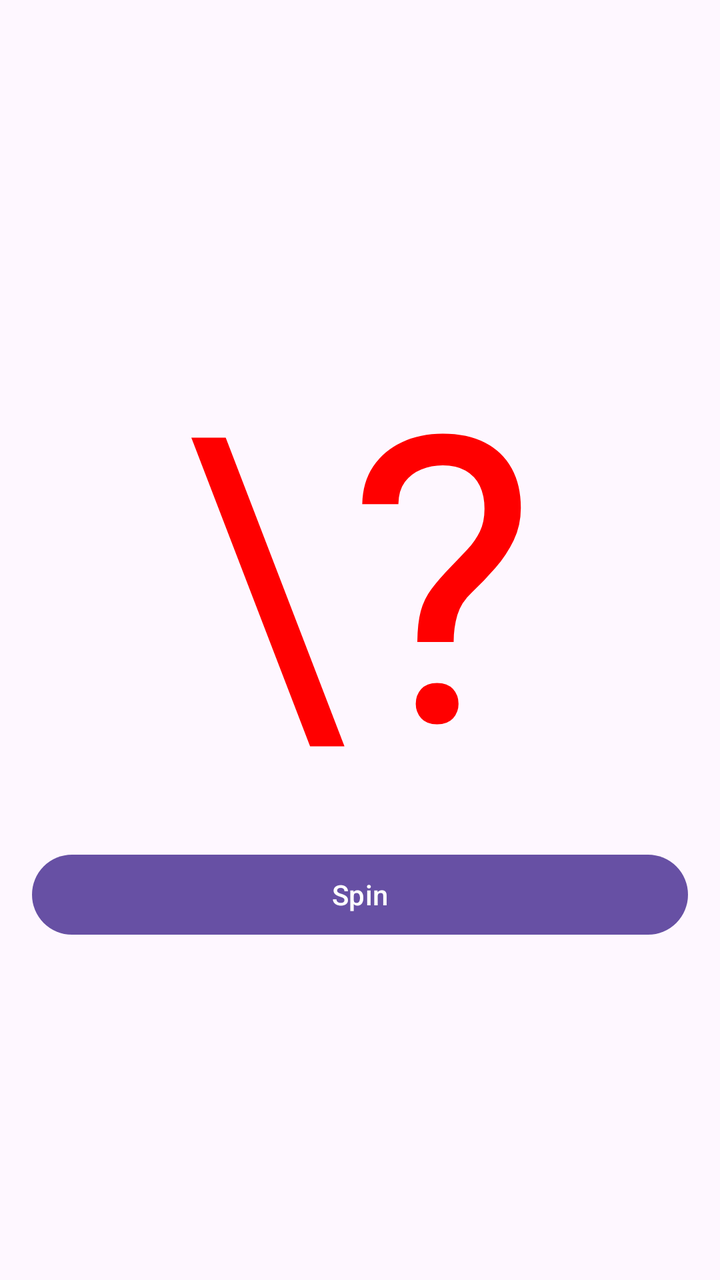
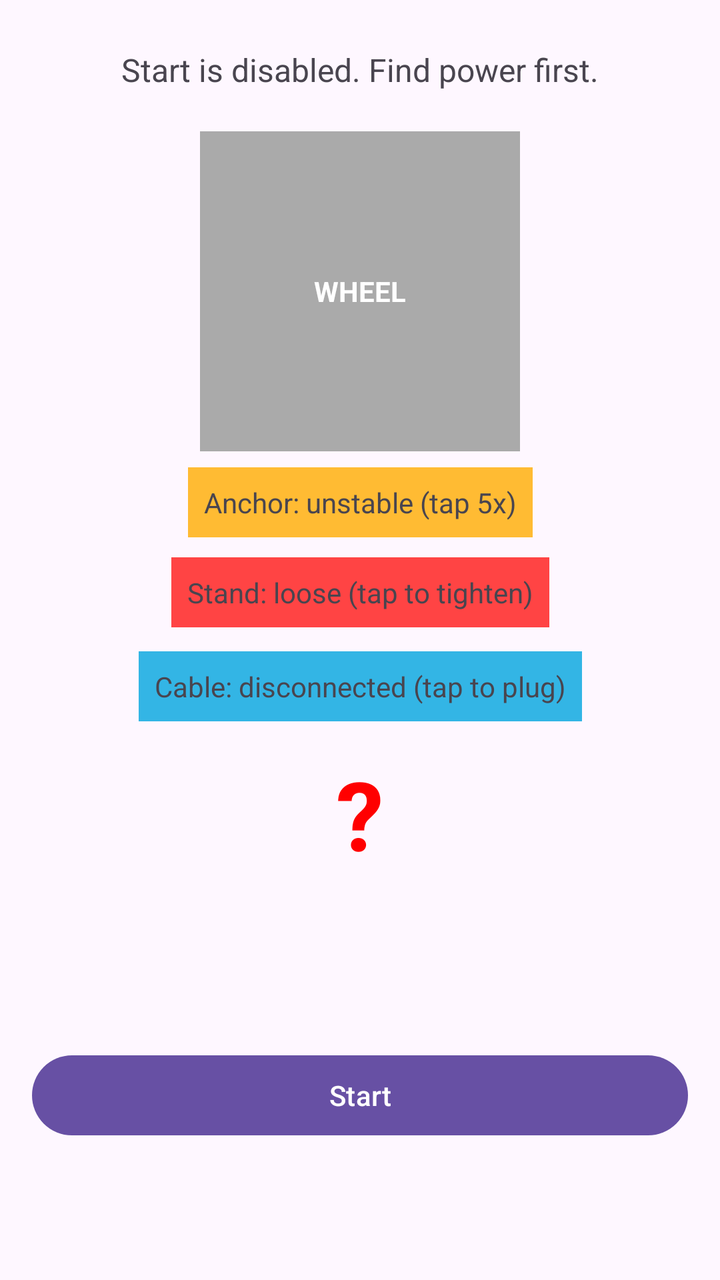

Compare the two renders of this Android layout. The source of the first and the diff that turns it into the second are given below.
<!-- AndroidManifest.xml: application theme Theme.LuckyDraw -->
<!-- res/layout/activity_main.xml -->
<?xml version="1.0" encoding="utf-8"?>
<androidx.constraintlayout.widget.ConstraintLayout xmlns:android="http://schemas.android.com/apk/res/android"
    xmlns:app="http://schemas.android.com/apk/res-auto"
    xmlns:tools="http://schemas.android.com/tools"
    android:id="@+id/main"
    android:layout_width="match_parent"
    android:layout_height="match_parent"
    tools:context=".MainActivity">

    <TextView
        android:id="@+id/luckyNumberTV"
        android:layout_width="wrap_content"
        android:layout_height="wrap_content"
        android:text="\?"
        android:textColor="#ff0000"
        android:textSize="200sp"
        app:layout_constraintBottom_toBottomOf="parent"
        app:layout_constraintEnd_toEndOf="parent"
        app:layout_constraintStart_toStartOf="parent"
        app:layout_constraintTop_toTopOf="parent"
        app:layout_constraintVertical_bias="0.40" />

    <Button
        android:id="@+id/playTV"
        android:layout_width="0dp"
        android:layout_height="wrap_content"
        android:layout_marginStart="16dp"
        android:layout_marginTop="8dp"
        android:layout_marginEnd="16dp"
        android:onClick="play"
        android:text="@string/play_button"
        app:layout_constraintEnd_toEndOf="parent"
        app:layout_constraintHorizontal_bias="0.498"
        app:layout_constraintStart_toStartOf="parent"
        app:layout_constraintTop_toBottomOf="@+id/luckyNumberTV" />
</androidx.constraintlayout.widget.ConstraintLayout>
<!-- resources referenced by this layout -->
<resources>
  <string name="play_button">Spin</string>
  <style name="Theme.LuckyDraw" parent="Base.Theme.LuckyDraw" />
  <style name="Base.Theme.LuckyDraw" parent="Theme.Material3.DayNight.NoActionBar">
          
          
      </style>
</resources>

<!-- the commit's change to res/layout/activity_main.xml (unified diff, before → after) -->
@@ -8,29 +8,99 @@
     tools:context=".MainActivity">
 
     <TextView
+        android:id="@+id/statusTV"
+        android:layout_width="0dp"
+        android:layout_height="wrap_content"
+        android:layout_marginStart="24dp"
+        android:layout_marginTop="24dp"
+        android:layout_marginEnd="24dp"
+        android:gravity="center"
+        android:text="@string/status_no_power"
+        android:textSize="16sp"
+        app:layout_constraintEnd_toEndOf="parent"
+        app:layout_constraintStart_toStartOf="parent"
+        app:layout_constraintTop_toTopOf="parent" />
+
+    <TextView
+        android:id="@+id/wheelTV"
+        android:layout_width="160dp"
+        android:layout_height="160dp"
+        android:layout_marginTop="20dp"
+        android:background="@android:color/darker_gray"
+        android:gravity="center"
+        android:text="@string/wheel_label"
+        android:textColor="@android:color/white"
+        android:textStyle="bold"
+        app:layout_constraintEnd_toEndOf="parent"
+        app:layout_constraintStart_toStartOf="parent"
+        app:layout_constraintTop_toBottomOf="@id/statusTV" />
+
+    <TextView
+        android:id="@+id/anchorTV"
+        android:layout_width="wrap_content"
+        android:layout_height="wrap_content"
+        android:layout_marginTop="8dp"
+        android:background="@android:color/holo_orange_light"
+        android:clickable="true"
+        android:focusable="true"
+        android:padding="8dp"
+        android:text="@string/anchor_unstable"
+        app:layout_constraintEnd_toEndOf="parent"
+        app:layout_constraintStart_toStartOf="parent"
+        app:layout_constraintTop_toBottomOf="@id/wheelTV" />
+
+    <TextView
+        android:id="@+id/standTV"
+        android:layout_width="wrap_content"
+        android:layout_height="wrap_content"
+        android:layout_marginTop="10dp"
+        android:background="@android:color/holo_red_light"
+        android:clickable="true"
+        android:focusable="true"
+        android:padding="8dp"
+        android:text="@string/stand_loose"
+        app:layout_constraintEnd_toEndOf="parent"
+        app:layout_constraintStart_toStartOf="parent"
+        app:layout_constraintTop_toBottomOf="@id/anchorTV" />
+
+    <TextView
+        android:id="@+id/cableTV"
+        android:layout_width="wrap_content"
+        android:layout_height="wrap_content"
+        android:layout_marginTop="12dp"
+        android:background="@android:color/holo_blue_light"
+        android:clickable="true"
+        android:focusable="true"
+        android:padding="8dp"
+        android:text="@string/cable_loose"
+        app:layout_constraintEnd_toEndOf="parent"
+        app:layout_constraintStart_toStartOf="parent"
+        app:layout_constraintTop_toBottomOf="@id/standTV" />
+
+    <TextView
         android:id="@+id/luckyNumberTV"
         android:layout_width="wrap_content"
         android:layout_height="wrap_content"
-        android:text="\?"
+        android:layout_marginTop="14dp"
+        android:text="@string/unknown_result"
         android:textColor="#ff0000"
-        android:textSize="200sp"
-        app:layout_constraintBottom_toBottomOf="parent"
+        android:textSize="48sp"
+        android:textStyle="bold"
         app:layout_constraintEnd_toEndOf="parent"
         app:layout_constraintStart_toStartOf="parent"
-        app:layout_constraintTop_toTopOf="parent"
-        app:layout_constraintVertical_bias="0.40" />
+        app:layout_constraintTop_toBottomOf="@id/cableTV" />
 
     <Button
         android:id="@+id/playTV"
         android:layout_width="0dp"
         android:layout_height="wrap_content"
         android:layout_marginStart="16dp"
-        android:layout_marginTop="8dp"
+        android:layout_marginTop="16dp"
         android:layout_marginEnd="16dp"
         android:onClick="play"
-        android:text="@string/play_button"
+        android:text="@string/start_button"
+        app:layout_constraintBottom_toBottomOf="parent"
         app:layout_constraintEnd_toEndOf="parent"
-        app:layout_constraintHorizontal_bias="0.498"
         app:layout_constraintStart_toStartOf="parent"
         app:layout_constraintTop_toBottomOf="@+id/luckyNumberTV" />
 </androidx.constraintlayout.widget.ConstraintLayout>
<!-- resource entries referenced after the edit -->
@@ -1,6 +1,12 @@
 <!-- resources referenced by this layout -->
 <resources>
-  <string name="play_button">Spin</string>
+  <string name="anchor_unstable">Anchor: unstable (tap 5x)</string>
+  <string name="cable_loose">Cable: disconnected (tap to plug)</string>
+  <string name="stand_loose">Stand: loose (tap to tighten)</string>
+  <string name="start_button">Start</string>
+  <string name="status_no_power">Start is disabled. Find power first.</string>
+  <string name="unknown_result">?</string>
+  <string name="wheel_label">WHEEL</string>
   <style name="Theme.LuckyDraw" parent="Base.Theme.LuckyDraw" />
   <style name="Base.Theme.LuckyDraw" parent="Theme.Material3.DayNight.NoActionBar">
           
